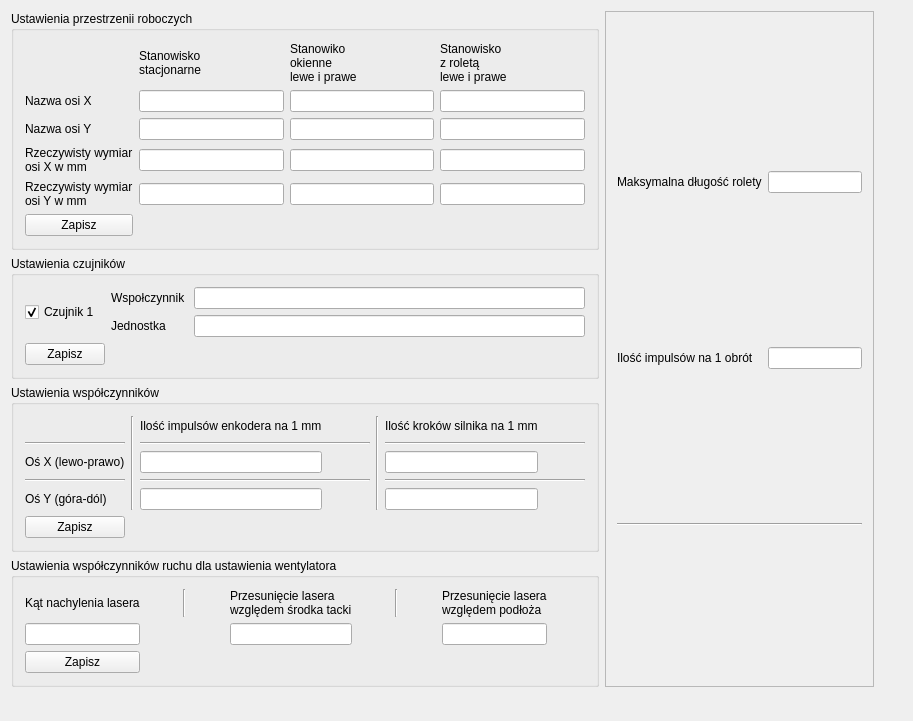
The window that PrzeplywomierzGUI/Serwis/mainwindow.ui (wiacekmarcin/StanowiskoOtwock) describes before a commit, drawn with Qt 5.
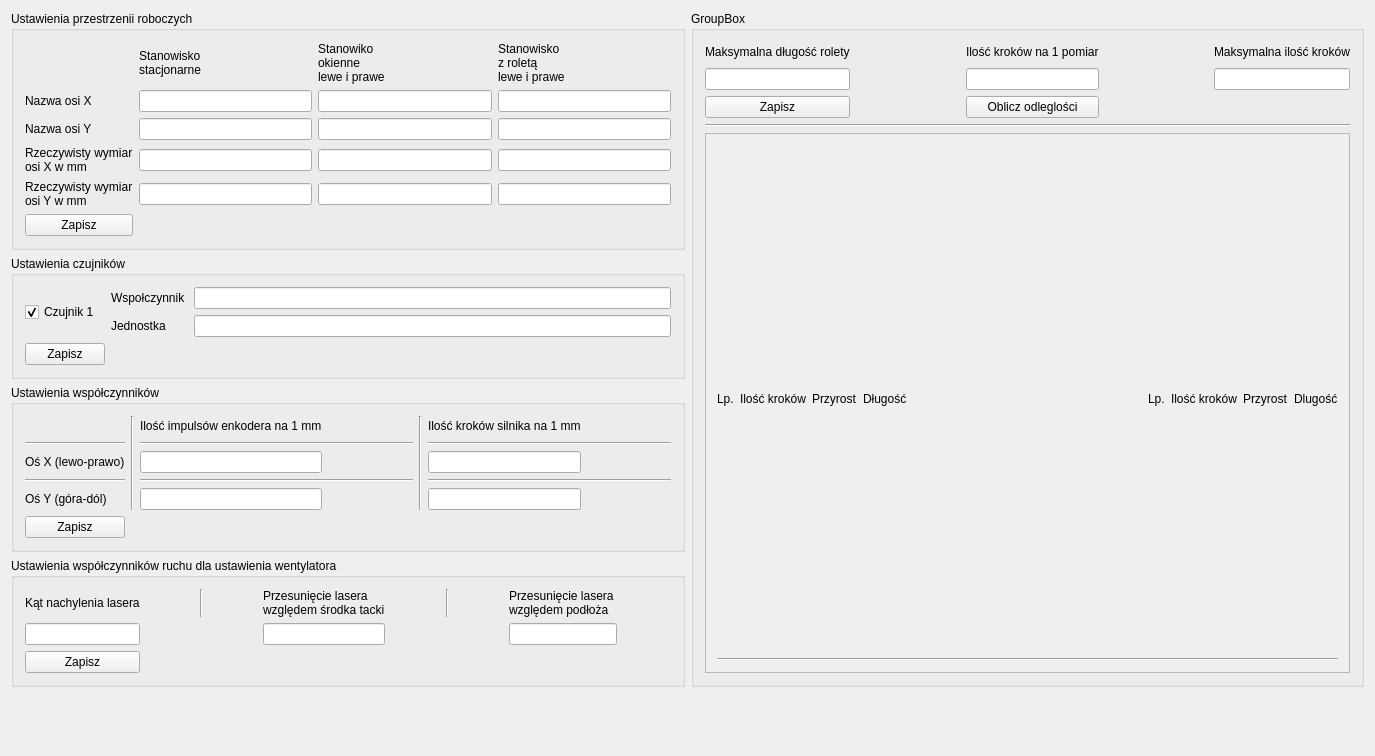
The same window after the commit.

Commit message: Zmiany w obludze krokow/mm na rolecie

```diff
--- a/PrzeplywomierzGUI/Serwis/mainwindow.ui
+++ b/PrzeplywomierzGUI/Serwis/mainwindow.ui
@@ -6,8 +6,8 @@
    <rect>
     <x>0</x>
     <y>0</y>
-    <width>913</width>
-    <height>721</height>
+    <width>1375</width>
+    <height>756</height>
    </rect>
   </property>
   <property name="windowTitle">
@@ -15,53 +15,7 @@
   </property>
   <widget class="QWidget" name="centralWidget">
    <layout class="QGridLayout" name="gridLayout_2">
-    <item row="0" column="1" rowspan="4">
-     <widget class="QScrollArea" name="scrollArea">
-      <property name="widgetResizable">
-       <bool>true</bool>
-      </property>
-      <widget class="QWidget" name="scrollAreaWidgetContents">
-       <property name="geometry">
-        <rect>
-         <x>0</x>
-         <y>0</y>
-         <width>255</width>
-         <height>695</height>
-        </rect>
-       </property>
-       <layout class="QGridLayout" name="gridLayout_3">
-        <item row="0" column="1">
-         <widget class="QLineEdit" name="dlugoscRolety"/>
-        </item>
-        <item row="0" column="0">
-         <widget class="QLabel" name="ldlugoscrolety">
-          <property name="text">
-           <string>Maksymalna długość rolety</string>
-          </property>
-         </widget>
-        </item>
-        <item row="1" column="0">
-         <widget class="QLabel" name="limpuslyrolety">
-          <property name="text">
-           <string>Ilość impulsów na 1 obrót</string>
-          </property>
-         </widget>
-        </item>
-        <item row="1" column="1">
-         <widget class="QLineEdit" name="roletaImpObrot"/>
-        </item>
-        <item row="2" column="0" colspan="2">
-         <widget class="Line" name="line">
-          <property name="orientation">
-           <enum>Qt::Horizontal</enum>
-          </property>
-         </widget>
-        </item>
-       </layout>
-      </widget>
-     </widget>
-    </item>
-    <item row="1" column="0">
+    <item row="2" column="0">
      <widget class="QGroupBox" name="groupBox">
       <property name="title">
        <string>Ustawienia czujników</string>
@@ -121,138 +75,6 @@
       </layout>
      </widget>
     </item>
-    <item row="3" column="0">
-     <widget class="QGroupBox" name="groupBoxWentylator">
-      <property name="title">
-       <string>Ustawienia współczynników ruchu dla ustawienia wentylatora</string>
-      </property>
-      <layout class="QGridLayout" name="gridLayoutWenty">
-       <item row="0" column="0">
-        <widget class="QLabel" name="lwiatrakkat">
-         <property name="text">
-          <string>Kąt nachylenia lasera</string>
-         </property>
-        </widget>
-       </item>
-       <item row="0" column="1">
-        <spacer name="horizontalSpacerWentylator_1">
-         <property name="orientation">
-          <enum>Qt::Horizontal</enum>
-         </property>
-         <property name="sizeHint" stdset="0">
-          <size>
-           <width>40</width>
-           <height>20</height>
-          </size>
-         </property>
-        </spacer>
-       </item>
-       <item row="0" column="2">
-        <widget class="Line" name="linewentylator_1">
-         <property name="orientation">
-          <enum>Qt::Vertical</enum>
-         </property>
-        </widget>
-       </item>
-       <item row="0" column="3">
-        <spacer name="horizontalSpacerWentylator_2">
-         <property name="orientation">
-          <enum>Qt::Horizontal</enum>
-         </property>
-         <property name="sizeHint" stdset="0">
-          <size>
-           <width>40</width>
-           <height>20</height>
-          </size>
-         </property>
-        </spacer>
-       </item>
-       <item row="0" column="4">
-        <widget class="QLabel" name="lwiatrakx">
-         <property name="text">
-          <string>Przesunięcie lasera
-względem środka tacki</string>
-         </property>
-        </widget>
-       </item>
-       <item row="0" column="5">
-        <spacer name="horizontalSpacerWentylator_3">
-         <property name="orientation">
-          <enum>Qt::Horizontal</enum>
-         </property>
-         <property name="sizeHint" stdset="0">
-          <size>
-           <width>40</width>
-           <height>20</height>
-          </size>
-         </property>
-        </spacer>
-       </item>
-       <item row="0" column="6">
-        <widget class="Line" name="linewentylator_2">
-         <property name="orientation">
-          <enum>Qt::Vertical</enum>
-         </property>
-        </widget>
-       </item>
-       <item row="0" column="7">
-        <spacer name="horizontalSpacerWentylator_4">
-         <property name="orientation">
-          <enum>Qt::Horizontal</enum>
-         </property>
-         <property name="sizeHint" stdset="0">
-          <size>
-           <width>40</width>
-           <height>20</height>
-          </size>
-         </property>
-        </spacer>
-       </item>
-       <item row="0" column="8">
-        <widget class="QLabel" name="lwiatraky">
-         <property name="text">
-          <string>Przesunięcie lasera
-względem podłoża</string>
-         </property>
-        </widget>
-       </item>
-       <item row="0" column="9">
-        <spacer name="horizontalSpacerWentylator_5">
-         <property name="orientation">
-          <enum>Qt::Horizontal</enum>
-         </property>
-         <property name="sizeHint" stdset="0">
-          <size>
-           <width>40</width>
-           <height>20</height>
-          </size>
-         </property>
-        </spacer>
-       </item>
-       <item row="1" column="0">
-        <widget class="QLineEdit" name="ewiatrakkat"/>
-       </item>
-       <item row="1" column="4">
-        <widget class="QLineEdit" name="ewiatrakx"/>
-       </item>
-       <item row="1" column="8">
-        <widget class="QLineEdit" name="ewiatraky"/>
-       </item>
-       <item row="2" column="0">
-        <widget class="QPushButton" name="pbSaveWentylator">
-         <property name="text">
-          <string>Zapisz</string>
-         </property>
-        </widget>
-       </item>
-      </layout>
-     </widget>
-    </item>
-    <item row="1" column="2" rowspan="5">
-     <widget class="QFrame" name="frame_2">
-      <layout class="QGridLayout" name="gridLayout"/>
-     </widget>
-    </item>
     <item row="5" column="0">
      <spacer name="verticalSpacer">
       <property name="orientation">
@@ -266,7 +88,7 @@
       </property>
      </spacer>
     </item>
-    <item row="2" column="0">
+    <item row="3" column="0">
      <widget class="QGroupBox" name="groupBoxMechanizm">
       <property name="title">
        <string>Ustawienia współczynników</string>
@@ -404,46 +226,142 @@
       </layout>
      </widget>
     </item>
-    <item row="0" column="0">
+    <item row="4" column="0">
+     <widget class="QGroupBox" name="groupBoxWentylator">
+      <property name="title">
+       <string>Ustawienia współczynników ruchu dla ustawienia wentylatora</string>
+      </property>
+      <layout class="QGridLayout" name="gridLayoutWenty">
+       <item row="0" column="5">
+        <spacer name="horizontalSpacerWentylator_3">
+         <property name="orientation">
+          <enum>Qt::Horizontal</enum>
+         </property>
+         <property name="sizeHint" stdset="0">
+          <size>
+           <width>40</width>
+           <height>20</height>
+          </size>
+         </property>
+        </spacer>
+       </item>
+       <item row="0" column="1">
+        <spacer name="horizontalSpacerWentylator_1">
+         <property name="orientation">
+          <enum>Qt::Horizontal</enum>
+         </property>
+         <property name="sizeHint" stdset="0">
+          <size>
+           <width>40</width>
+           <height>20</height>
+          </size>
+         </property>
+        </spacer>
+       </item>
+       <item row="0" column="2">
+        <widget class="Line" name="linewentylator_1">
+         <property name="orientation">
+          <enum>Qt::Vertical</enum>
+         </property>
+        </widget>
+       </item>
+       <item row="0" column="6">
+        <widget class="Line" name="linewentylator_2">
+         <property name="orientation">
+          <enum>Qt::Vertical</enum>
+         </property>
+        </widget>
+       </item>
+       <item row="0" column="8">
+        <widget class="QLabel" name="lwiatraky">
+         <property name="text">
+          <string>Przesunięcie lasera
+względem podłoża</string>
+         </property>
+        </widget>
+       </item>
+       <item row="0" column="9">
+        <spacer name="horizontalSpacerWentylator_5">
+         <property name="orientation">
+          <enum>Qt::Horizontal</enum>
+         </property>
+         <property name="sizeHint" stdset="0">
+          <size>
+           <width>40</width>
+           <height>20</height>
+          </size>
+         </property>
+        </spacer>
+       </item>
+       <item row="1" column="8">
+        <widget class="QLineEdit" name="ewiatraky"/>
+       </item>
+       <item row="0" column="3">
+        <spacer name="horizontalSpacerWentylator_2">
+         <property name="orientation">
+          <enum>Qt::Horizontal</enum>
+         </property>
+         <property name="sizeHint" stdset="0">
+          <size>
+           <width>40</width>
+           <height>20</height>
+          </size>
+         </property>
+        </spacer>
+       </item>
+       <item row="0" column="7">
+        <spacer name="horizontalSpacerWentylator_4">
+         <property name="orientation">
+          <enum>Qt::Horizontal</enum>
+         </property>
+         <property name="sizeHint" stdset="0">
+          <size>
+           <width>40</width>
+           <height>20</height>
+          </size>
+         </property>
+        </spacer>
+       </item>
+       <item row="1" column="4">
+        <widget class="QLineEdit" name="ewiatrakx"/>
+       </item>
+       <item row="0" column="0">
+        <widget class="QLabel" name="lwiatrakkat">
+         <property name="text">
+          <string>Kąt nachylenia lasera</string>
+         </property>
+        </widget>
+       </item>
+       <item row="2" column="0">
+        <widget class="QPushButton" name="pbSaveWentylator">
+         <property name="text">
+          <string>Zapisz</string>
+         </property>
+        </widget>
+       </item>
+       <item row="1" column="0">
+        <widget class="QLineEdit" name="ewiatrakkat"/>
+       </item>
+       <item row="0" column="4">
+        <widget class="QLabel" name="lwiatrakx">
+         <property name="text">
+          <string>Przesunięcie lasera
+względem środka tacki</string>
+         </property>
+        </widget>
+       </item>
+      </layout>
+     </widget>
+    </item>
+    <item row="1" column="0">
      <widget class="QGroupBox" name="groupBox_2">
       <property name="title">
        <string>Ustawienia przestrzenii roboczych</string>
       </property>
       <layout class="QGridLayout" name="gridLayout_4">
-       <item row="4" column="3">
-        <widget class="QLineEdit" name="roleta_osY_real"/>
-       </item>
-       <item row="2" column="1">
-        <widget class="QLineEdit" name="stac_osY_nazwa"/>
-       </item>
-       <item row="3" column="3">
-        <widget class="QLineEdit" name="roleta_osX_real"/>
-       </item>
-       <item row="3" column="1">
-        <widget class="QLineEdit" name="stac_osX_real"/>
-       </item>
-       <item row="4" column="2">
-        <widget class="QLineEdit" name="okno_osY_real"/>
-       </item>
-       <item row="1" column="2">
-        <widget class="QLineEdit" name="okno_osX_nazwa"/>
-       </item>
        <item row="2" column="2">
         <widget class="QLineEdit" name="okno_osY_nazwa"/>
        </item>
-       <item row="2" column="0">
-        <widget class="QLabel" name="label_7">
-         <property name="text">
-          <string>Nazwa osi Y</string>
-         </property>
-        </widget>
-       </item>
-       <item row="1" column="3">
-        <widget class="QLineEdit" name="roleta_osX_nazwa"/>
-       </item>
-       <item row="1" column="1">
-        <widget class="QLineEdit" name="stac_osX_nazwa"/>
-       </item>
        <item row="0" column="1">
         <widget class="QLabel" name="label_3">
          <property name="text">
@@ -460,12 +378,67 @@
          </property>
         </widget>
        </item>
+       <item row="1" column="2">
+        <widget class="QLineEdit" name="okno_osX_nazwa"/>
+       </item>
+       <item row="4" column="3">
+        <widget class="QLineEdit" name="roleta_osY_real"/>
+       </item>
        <item row="4" column="1">
         <widget class="QLineEdit" name="stac_osY_real"/>
        </item>
+       <item row="3" column="2">
+        <widget class="QLineEdit" name="okno_osX_real"/>
+       </item>
+       <item row="1" column="1">
+        <widget class="QLineEdit" name="stac_osX_nazwa"/>
+       </item>
+       <item row="3" column="1">
+        <widget class="QLineEdit" name="stac_osX_real"/>
+       </item>
+       <item row="1" column="0">
+        <widget class="QLabel" name="label_6">
+         <property name="text">
+          <string>Nazwa osi X</string>
+         </property>
+        </widget>
+       </item>
+       <item row="0" column="3">
+        <widget class="QLabel" name="label_5">
+         <property name="text">
+          <string>Stanowisko
+z roletą
+lewe i prawe</string>
+         </property>
+        </widget>
+       </item>
+       <item row="4" column="2">
+        <widget class="QLineEdit" name="okno_osY_real"/>
+       </item>
+       <item row="3" column="3">
+        <widget class="QLineEdit" name="roleta_osX_real"/>
+       </item>
+       <item row="1" column="3">
+        <widget class="QLineEdit" name="roleta_osX_nazwa"/>
+       </item>
+       <item row="2" column="0">
+        <widget class="QLabel" name="label_7">
+         <property name="text">
+          <string>Nazwa osi Y</string>
+         </property>
+        </widget>
+       </item>
        <item row="2" column="3">
         <widget class="QLineEdit" name="roleta_osY_nazwa"/>
        </item>
+       <item row="4" column="0">
+        <widget class="QLabel" name="label_9">
+         <property name="text">
+          <string>Rzeczywisty wymiar
+osi Y w mm</string>
+         </property>
+        </widget>
+       </item>
        <item row="0" column="2">
         <widget class="QLabel" name="label_4">
          <property name="text">
@@ -475,33 +448,6 @@
          </property>
         </widget>
        </item>
-       <item row="4" column="0">
-        <widget class="QLabel" name="label_9">
-         <property name="text">
-          <string>Rzeczywisty wymiar
-osi Y w mm</string>
-         </property>
-        </widget>
-       </item>
-       <item row="1" column="0">
-        <widget class="QLabel" name="label_6">
-         <property name="text">
-          <string>Nazwa osi X</string>
-         </property>
-        </widget>
-       </item>
-       <item row="3" column="2">
-        <widget class="QLineEdit" name="okno_osX_real"/>
-       </item>
-       <item row="0" column="3">
-        <widget class="QLabel" name="label_5">
-         <property name="text">
-          <string>Stanowisko
-z roletą
-lewe i prawe</string>
-         </property>
-        </widget>
-       </item>
        <item row="5" column="0">
         <widget class="QPushButton" name="pbSaveWymiary">
          <property name="text">
@@ -509,6 +455,190 @@
          </property>
         </widget>
        </item>
+       <item row="2" column="1">
+        <widget class="QLineEdit" name="stac_osY_nazwa"/>
+       </item>
+      </layout>
+     </widget>
+    </item>
+    <item row="1" column="1" rowspan="4">
+     <widget class="QGroupBox" name="groupBox_3">
+      <property name="title">
+       <string>GroupBox</string>
+      </property>
+      <layout class="QGridLayout" name="gridLayout">
+       <item row="0" column="4">
+        <widget class="QLabel" name="label_2">
+         <property name="text">
+          <string>Maksymalna ilość kroków</string>
+         </property>
+        </widget>
+       </item>
+       <item row="3" column="0" colspan="5">
+        <widget class="Line" name="line_7">
+         <property name="orientation">
+          <enum>Qt::Horizontal</enum>
+         </property>
+        </widget>
+       </item>
+       <item row="0" column="1">
+        <spacer name="horizontalSpacer">
+         <property name="orientation">
+          <enum>Qt::Horizontal</enum>
+         </property>
+         <property name="sizeHint" stdset="0">
+          <size>
+           <width>40</width>
+           <height>20</height>
+          </size>
+         </property>
+        </spacer>
+       </item>
+       <item row="0" column="3">
+        <spacer name="horizontalSpacer_2">
+         <property name="orientation">
+          <enum>Qt::Horizontal</enum>
+         </property>
+         <property name="sizeHint" stdset="0">
+          <size>
+           <width>40</width>
+           <height>20</height>
+          </size>
+         </property>
+        </spacer>
+       </item>
+       <item row="1" column="2">
+        <widget class="QLineEdit" name="roletaImpObrot"/>
+       </item>
+       <item row="0" column="0">
+        <widget class="QLabel" name="ldlugoscrolety">
+         <property name="text">
+          <string>Maksymalna długość rolety</string>
+         </property>
+        </widget>
+       </item>
+       <item row="1" column="4">
+        <widget class="QLineEdit" name="rolMaxKrokow"/>
+       </item>
+       <item row="0" column="2">
+        <widget class="QLabel" name="limpuslyrolety">
+         <property name="text">
+          <string>Ilość kroków na 1 pomiar</string>
+         </property>
+        </widget>
+       </item>
+       <item row="2" column="0">
+        <widget class="QPushButton" name="pbRoletaSave">
+         <property name="text">
+          <string>Zapisz</string>
+         </property>
+        </widget>
+       </item>
+       <item row="1" column="0">
+        <widget class="QLineEdit" name="dlugoscRolety"/>
+       </item>
+       <item row="4" column="0" colspan="5">
+        <widget class="QScrollArea" name="scrollArea">
+         <property name="widgetResizable">
+          <bool>true</bool>
+         </property>
+         <widget class="QWidget" name="scrollAreaWidgetContents">
+          <property name="geometry">
+           <rect>
+            <x>0</x>
+            <y>0</y>
+            <width>649</width>
+            <height>589</height>
+           </rect>
+          </property>
+          <layout class="QGridLayout" name="gridLayout_3">
+           <item row="0" column="0">
+            <widget class="QLabel" name="label_10">
+             <property name="text">
+              <string>Lp.</string>
+             </property>
+            </widget>
+           </item>
+           <item row="0" column="6">
+            <widget class="QLabel" name="label_15">
+             <property name="text">
+              <string>Ilość kroków</string>
+             </property>
+            </widget>
+           </item>
+           <item row="0" column="4">
+            <spacer name="horizontalSpacer_3">
+             <property name="orientation">
+              <enum>Qt::Horizontal</enum>
+             </property>
+             <property name="sizeHint" stdset="0">
+              <size>
+               <width>40</width>
+               <height>20</height>
+              </size>
+             </property>
+            </spacer>
+           </item>
+           <item row="0" column="5">
+            <widget class="QLabel" name="label_14">
+             <property name="text">
+              <string>Lp.</string>
+             </property>
+            </widget>
+           </item>
+           <item row="0" column="7">
+            <widget class="QLabel" name="label_16">
+             <property name="text">
+              <string>Przyrost</string>
+             </property>
+            </widget>
+           </item>
+           <item row="1" column="0" colspan="9">
+            <widget class="Line" name="line">
+             <property name="orientation">
+              <enum>Qt::Horizontal</enum>
+             </property>
+            </widget>
+           </item>
+           <item row="0" column="8">
+            <widget class="QLabel" name="label_17">
+             <property name="text">
+              <string>Dlugość</string>
+             </property>
+            </widget>
+           </item>
+           <item row="0" column="2">
+            <widget class="QLabel" name="label_12">
+             <property name="text">
+              <string>Przyrost</string>
+             </property>
+            </widget>
+           </item>
+           <item row="0" column="1">
+            <widget class="QLabel" name="label_11">
+             <property name="text">
+              <string>Ilość kroków</string>
+             </property>
+            </widget>
+           </item>
+           <item row="0" column="3">
+            <widget class="QLabel" name="label_13">
+             <property name="text">
+              <string>Długość</string>
+             </property>
+            </widget>
+           </item>
+          </layout>
+         </widget>
+        </widget>
+       </item>
+       <item row="2" column="2">
+        <widget class="QPushButton" name="pbcalculate">
+         <property name="text">
+          <string>Oblicz odleglości</string>
+         </property>
+        </widget>
+       </item>
       </layout>
      </widget>
     </item>
```
Left out of the diff: 3 changed lines with no effect on the pictures. The commit also changes 14 other files.
